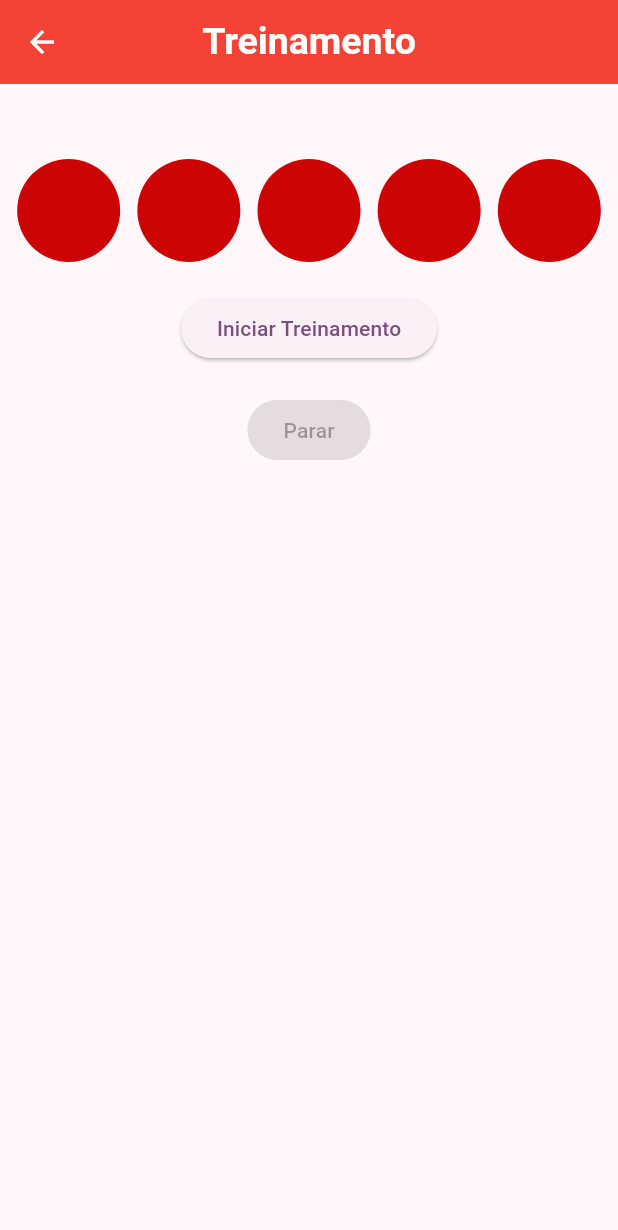
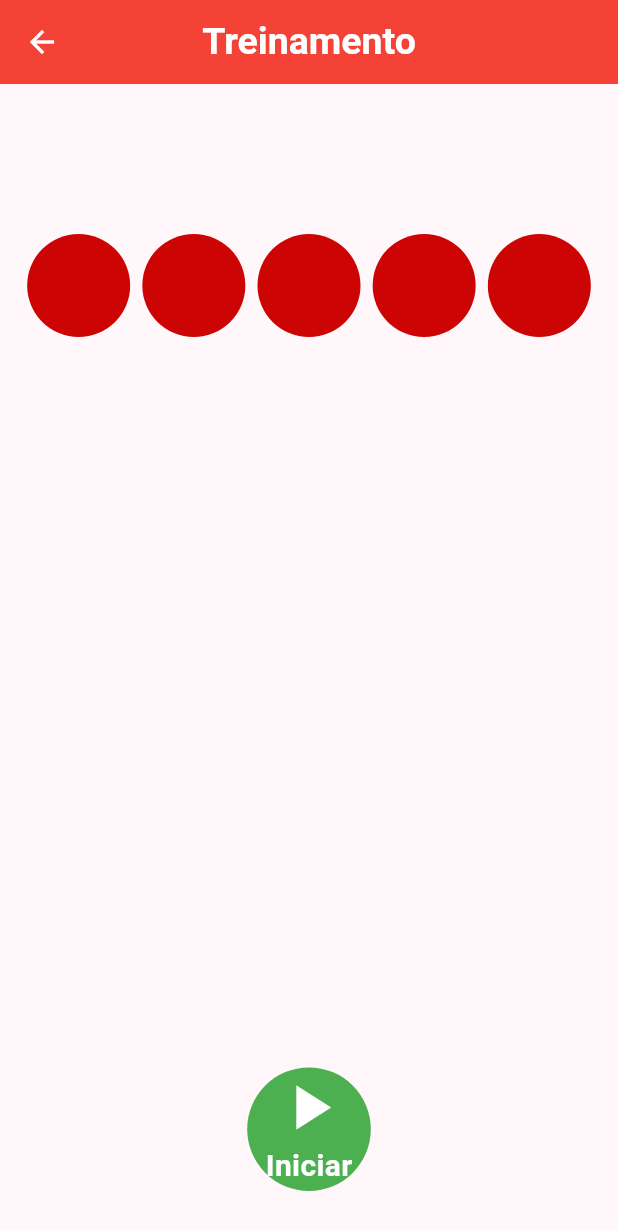
Before and after one commit to Vinicius-Maia04/AppReactionTrainer, a Flutter app: the screen it shows after launch, after a tap on "Treinamento", on a phone screen of 412 x 824 dp. Shown: the top 1230 px of the screen. Run offline on Flutter 3.47's test engine with Material 3 defaults, Android fonts, the phone set to English and light mode, and no system bars.

Commit message:
Funções básicas aprimoradas
- Botão de Início de Treinamento e de disparar visualmente mais bonitos e fixos na tela.

- Histórico salva a data e horário juntamente dos disparos e os organiza com os mais recentes no topo.

- Tela de histórico agora mostra o menor tempo de reação registrado.

```diff
--- a/reaction_trainer/lib/screens/home_screen.dart
+++ b/reaction_trainer/lib/screens/home_screen.dart
@@ -33,6 +33,10 @@ class _HomePageState extends State<HomePage> {
                 );
               },
               child: Container(
+                constraints: BoxConstraints(
+                  maxWidth: 250,
+                  minHeight: 186
+                ),
                 width: MediaQuery.of(context).size.width/1.7,
                 height: MediaQuery.of(context).size.height/3.5,
                 decoration: BoxDecoration(
@@ -58,6 +62,10 @@ class _HomePageState extends State<HomePage> {
                 );
               },
               child: Container(
+                constraints: BoxConstraints(
+                  maxWidth: 250,
+                  minHeight: 186
+                ),
                 width: MediaQuery.of(context).size.width/1.7,
                 height: MediaQuery.of(context).size.height/3.5,
                 decoration: BoxDecoration(
--- a/reaction_trainer/lib/screens/trainer_screen.dart
+++ b/reaction_trainer/lib/screens/trainer_screen.dart
@@ -1,6 +1,7 @@
 import 'dart:async';
 import 'dart:math';
 import 'package:flutter/material.dart';
+import 'package:intl/intl.dart';
 import 'package:reaction_trainer/themes/app_colors.dart';
 
 class TrainingPage extends StatefulWidget {
@@ -13,10 +14,10 @@ class TrainingPage extends StatefulWidget {
 }
 
 class _TrainingPageState extends State<TrainingPage> {
-  List<Color> lampColors = List.filled(5, AppColors.lampOff); // Iniciar com todas as lâmpadas vermelhas
-  bool reactionStarted = false; // Verifica se o tempo de reação já começou
-  bool trainingStarted = false; // Verifica se o treinamento foi iniciado
-  int reactionTime = 0;
+  List<Color> lampColors = List.filled(5, AppColors.lampOff);
+  bool reactionStarted = false;
+  bool trainingStarted = false;
+  double reactionTime = 0;
   Timer? _timer;
   Stopwatch _stopwatch = Stopwatch();
   String errorMessage = '';
@@ -25,9 +26,9 @@ class _TrainingPageState extends State<TrainingPage> {
     setState(() {
       errorMessage = '';
       reactionTime = 0;
-      reactionStarted = false; // Reiniciar estado
-      trainingStarted = true;  // Treinamento está ativo
-      lampColors = List.filled(5, AppColors.lampOff); // Garantir que todas as lâmpadas voltem ao estado inicial (vermelhas)
+      reactionStarted = false;
+      trainingStarted = true;
+      lampColors = List.filled(5, AppColors.lampOff);
     });
 
     int index = 0;
@@ -41,7 +42,7 @@ class _TrainingPageState extends State<TrainingPage> {
         int randomSeconds = Random().nextInt(8) + 1;
         Future.delayed(Duration(seconds: randomSeconds), () {
           setState(() {
-            lampColors = List.filled(5, AppColors.lampOff); // Quando todas as lâmpadas ficam vermelhas, a contagem de reação começa
+            lampColors = List.filled(5, AppColors.lampOff);
             reactionStarted = true;
             _stopwatch.start();
           });
@@ -53,23 +54,27 @@ class _TrainingPageState extends State<TrainingPage> {
 
   void stopReaction() {
     if (!reactionStarted) {
-      // Se a contagem não começou, interrompe o treinamento
       _timer?.cancel();
       setState(() {
+        String formattedDate = DateFormat('dd-MM-yyyy – kk:mm:ss').format(DateTime.now());
         errorMessage = 'Tentativa antecipada! Treinamento interrompido.';
-        widget.history.add('Tentativa antecipada - Treinamento interrompido');
-        trainingStarted = false; // Treinamento foi interrompido
-        lampColors = List.filled(5, AppColors.lampOff); // Voltar as lâmpadas para o estado inicial ao interromper
+        widget.history.add('Tentativa antecipada - Treinamento interrompido em $formattedDate');
+        trainingStarted = false;
+        lampColors = List.filled(5, AppColors.lampOff);
       });
     } else {
-      // Reação válida
       _stopwatch.stop();
       setState(() {
-        reactionTime = _stopwatch.elapsedMilliseconds;
-        widget.history.add('Tempo de reação: ${reactionTime}ms');
-        reactionStarted = false; // Reinicia o estado para o próximo treinamento
-        trainingStarted = false;  // Treinamento foi concluído
-        lampColors = List.filled(5, AppColors.lampOff); // Voltar as lâmpadas para o estado inicial ao concluir
+        double reactionTimeInSeconds = _stopwatch.elapsedMilliseconds / 1000.0;
+        reactionTime = reactionTimeInSeconds;
+
+        // Adiciona data e hora ao histórico
+        String formattedDate = DateFormat('dd-MM-yyyy – kk:mm:ss').format(DateTime.now());
+        widget.history.add('Tempo de reação: ${reactionTimeInSeconds.toStringAsFixed(3)}s em $formattedDate');
+
+        reactionStarted = false;
+        trainingStarted = false;
+        lampColors = List.filled(5, AppColors.lampOff);
       });
       _stopwatch.reset();
     }
@@ -85,50 +90,100 @@ class _TrainingPageState extends State<TrainingPage> {
   Widget build(BuildContext context) {
     return Scaffold(
       appBar: AppBar(
-        title: Text('Treinamento', style: TextStyle(fontSize: 25, fontWeight: FontWeight.bold),),
+        title: Text('Treinamento', style: TextStyle(fontSize: 25, fontWeight: FontWeight.bold)),
         centerTitle: true,
         backgroundColor: Colors.red,
         foregroundColor: Colors.white,
       ),
-      body: Center(
+      body: Stack(
+        children: [
+          Positioned(
+            top: 100,
+            left: 10,
+            right: 10,
             child: Column(
-          // mainAxisAlignment: MainAxisAlignment.center,
+              mainAxisAlignment: MainAxisAlignment.center,
               children: [
-            if (reactionTime > 0)
-              Text('Tempo de reação: ${reactionTime}ms', style: TextStyle(fontSize: 25),),
-            if (errorMessage.isNotEmpty)
-              Text(errorMessage, style: TextStyle(color: Colors.red, fontSize: 25,), textAlign: TextAlign.center,),
-              SizedBox(height: 50,),
                 Row(
                   mainAxisAlignment: MainAxisAlignment.spaceEvenly,
                   children: lampColors.map((color) {
                     return Container(
-                  // margin: EdgeInsets.all(10),
-                  width: MediaQuery.of(context).size.width/6,
-                  height: MediaQuery.of(context).size.width/6,
+                      width: MediaQuery.of(context).size.width / 6,
+                      height: MediaQuery.of(context).size.width / 6,
                       decoration: BoxDecoration(
                         color: color,
-                    shape: BoxShape.circle
+                        shape: BoxShape.circle,
                       ),
                     );
                   }).toList(),
                 ),
                 SizedBox(height: 20),
-            ElevatedButton(
-              onPressed: !trainingStarted ? startTraining : null, // Desabilitar o botão enquanto o treinamento estiver ativo
-              child: Text('Iniciar Treinamento'),
+              ],
             ),
-            SizedBox(height: 20),
-            ElevatedButton(
-              onPressed: trainingStarted ? stopReaction : null, // O botão só estará habilitado se o treinamento tiver começado
-              child: Text('Parar'),
+          ),
+          Positioned(
+            top: 10,
+            left: 10,
+            right: 10,
+            child: Column(
+              children: [
+                if (reactionTime > 0)
+                  Text('Tempo de reação: ${reactionTime.toStringAsFixed(3)}s', style: TextStyle(fontSize: 25)),
+                if (errorMessage.isNotEmpty)
+                  Text(errorMessage, style: TextStyle(color: Colors.red, fontSize: 25), textAlign: TextAlign.center),
+              ],
+            ),
+          ),
+          Positioned(
+            bottom: 30,
+            left: 10,
+            right: 10,
+            child: GestureDetector(
+              onTapDown: (_) {
+                if (!trainingStarted) {
+                  startTraining();
+                } else {
+                  stopReaction();
+                }
+              },
+              child: Container(
+                constraints: BoxConstraints(
+                  maxHeight: 150,
+                  maxWidth: 150
+                ),
+                width: MediaQuery.of(context).size.width / 5,
+                height: MediaQuery.of(context).size.width / 5,
+                decoration: BoxDecoration(
+                  color: trainingStarted ? Colors.red : Colors.green,
+                  shape: BoxShape.circle,
+                ),
+                child: Column(
+                  mainAxisAlignment: MainAxisAlignment.center,
+                  children: [
+                    Icon(
+                      trainingStarted ? Icons.stop : Icons.play_arrow,
+                      size: 50,
+                      color: Colors.white,
+                    ),
+                    Text(
+                      trainingStarted ? 'Parar' : 'Iniciar',
+                      style: TextStyle(fontSize: 20, fontWeight: FontWeight.bold, color: Colors.white),
                     ),
                   ],
                 ),
               ),
+            ),
+          ),
+        ],
+      ),
     );
   }
 }
+
+
+
+
+
 
 
 
--- a/reaction_trainer/pubspec.yaml
+++ b/reaction_trainer/pubspec.yaml
@@ -36,6 +36,7 @@ dependencies:
   # Use with the CupertinoIcons class for iOS style icons.
   cupertino_icons: ^1.0.8
   quiver: ^3.2.2
+  intl: ^0.19.0
 
 dev_dependencies:
   flutter_test:
```
Also changed, not shown: reaction_trainer/lib/screens/history_screen.dart (+47 -10 lines), reaction_trainer/pubspec.lock. Lines whose indentation alone changed are shown as unchanged.
